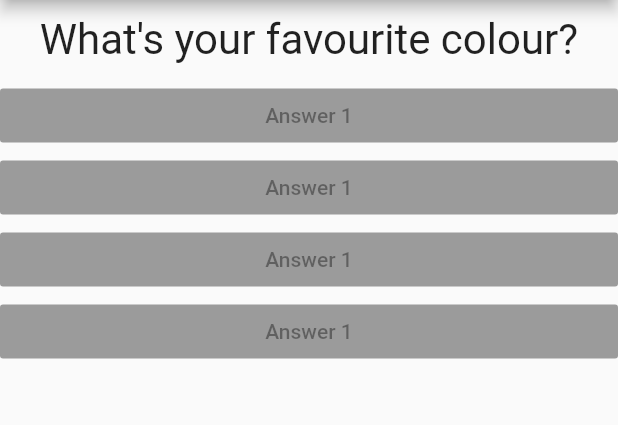
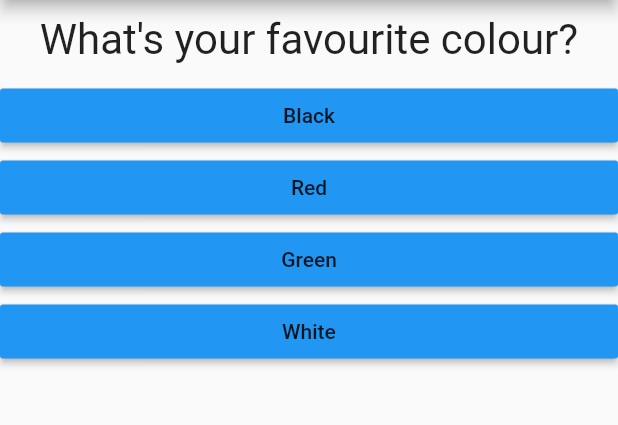
Before and after one commit to srimantabagchi/first_flutter_app, a Flutter app: the screen it shows after launch, on a phone screen of 412 x 824 dp, the part 84-509 px from its top. Run offline on Flutter 3.47's test engine with Material 2 defaults, Android fonts, the phone set to English and light mode, and no system bars.

Commit message:
Making it better

```diff
--- a/lib/answer.dart
+++ b/lib/answer.dart
@@ -2,8 +2,9 @@ import 'package:flutter/material.dart';
 
 class Answer extends StatelessWidget {
   final Function selectHandler;
+  final String answerText;
 
-  Answer(this.selectHandler);
+  Answer(this.selectHandler, this.answerText);
 
   @override
   Widget build(BuildContext context) {
@@ -11,8 +12,8 @@ class Answer extends StatelessWidget {
       width: double.infinity,
       child: RaisedButton(
         color: Colors.blue,
-        child: Text('Answer 1'),
-        onPressed: null,
+        child: Text(answerText),
+        onPressed: selectHandler,
       ),
     );
   }
--- a/lib/main.dart
+++ b/lib/main.dart
@@ -26,9 +26,19 @@ class _MyAppState extends State<MyApp> {
 
   @override
   Widget build(BuildContext context) {
-    var questions = [
-      'What\'s your favourite colour?',
-      'What\'s your favourite animal'
+    final questions = [
+      {
+        'questionText': 'What\'s your favourite colour?',
+        'answers': ['Black', 'Red', 'Green', 'White'],
+      },
+      {
+        'questionText': 'What\'s your favourite animal',
+        'answers': ['Rabbit', 'Snake', 'Elephant', 'Tiger'],
+      },
+      {
+        'questionText': 'What\'s your favourite city',
+        'answers': ['Toronto', 'Kolkata', 'Mumbai', 'Bangalore'],
+      },
     ];
     return MaterialApp(
       home: Scaffold(
@@ -37,11 +47,10 @@ class _MyAppState extends State<MyApp> {
         ),
         body: Column(
           children: [
-            Question(questions[_questionIndex]),
-            Answer(_answerQuestion),
-            Answer(_answerQuestion),
-            Answer(_answerQuestion),
-            Answer(_answerQuestion),
+            Question(questions[_questionIndex]['questionText']),
+            ...(questions[_questionIndex]['answers'] as List<String>)
+                .map((answer) => Answer(_answerQuestion, answer))
+                .toList()
           ],
         ),
       ),
```
